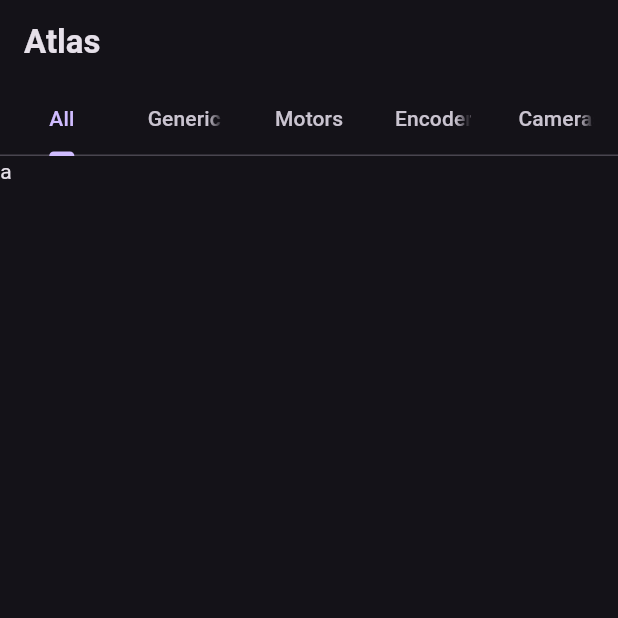
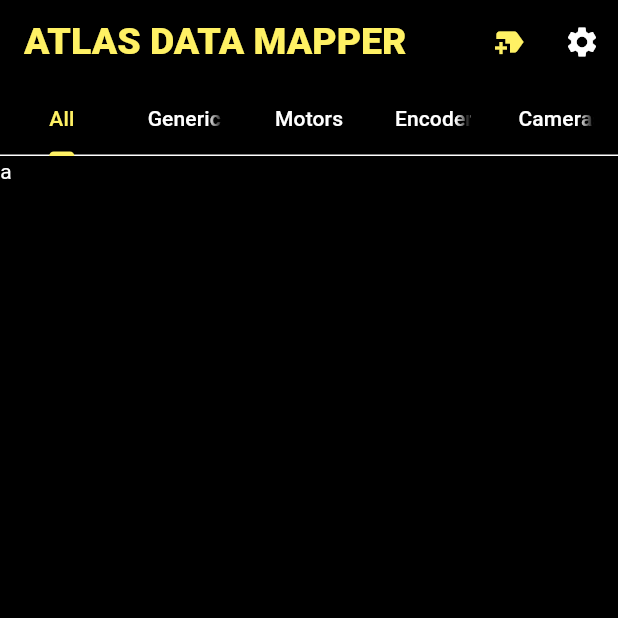
Before and after one commit to frc-wolverines/Atlas, a Flutter app: the screen it shows after launch, on a phone screen of 412 x 824 dp, the top half of it. Run offline on Flutter 3.47's test engine with Material 3 defaults, Android fonts, the light colour scheme and no system bars; our stand-ins replace google_fonts; Roboto replaces fonts that are missing (Archivo).

Commit message:
added theme data and IconButtons

```diff
--- a/lib/main.dart
+++ b/lib/main.dart
@@ -1,6 +1,27 @@
 import 'package:flutter/material.dart';
+import 'package:google_fonts/google_fonts.dart';
 
 import 'widgets/tabbar.dart';
+
+const Color maize = Color.fromARGB(255, 255, 241, 100);
+const Color blue = Color.fromARGB(255, 15, 112, 176);
+const Color navy = Color.fromARGB(255, 0, 0, 75);
+
+const ColorScheme scheme =
+  ColorScheme(
+    brightness:
+    Brightness.dark,
+    background: Colors.black,
+    primary: Color.fromARGB(255, 255, 241, 100),
+    onPrimary: navy,
+    secondary: blue,
+    onSecondary: Colors.white,
+    error: Colors.red,
+    onError: Colors.white,
+    onBackground: Colors.white,
+    surface: Colors.black,
+    onSurface: Colors.white
+  );
 
 void main() {
   runApp(const Atlas());
@@ -12,7 +33,7 @@ class Atlas extends StatelessWidget {
   @override
   Widget build(BuildContext context) {
     return MaterialApp(
-      theme: ThemeData.dark(),
+      theme: ThemeData(fontFamily: 'Archivo', colorScheme: scheme),
       home: const HomeTabBar()
     );
   }
--- a/lib/widgets/tabbar.dart
+++ b/lib/widgets/tabbar.dart
@@ -1,3 +1,4 @@
+import 'package:Atlas/main.dart';
 import 'package:flutter/material.dart';
 
 class HomeTabBar extends StatefulWidget {
@@ -14,7 +15,23 @@ class HomeTabBarState extends State<HomeTabBar> {
       length: 5,
       child: Scaffold(
           appBar: AppBar(
-            title: const Text("Atlas", style: TextStyle(fontWeight: FontWeight.bold),),
+            title: const Text("ATLAS DATA MAPPER", style: TextStyle(fontWeight: FontWeight.w900, fontSize: 25, color: maize)),
+            actions: const <Widget>[
+              IconButton(
+                icon: Icon(
+                  Icons.new_label,
+                  color: maize
+                ),
+                onPressed: null,
+              ),
+              IconButton(
+                icon: Icon(
+                  Icons.settings,
+                  color: Colors.white
+                ),
+                onPressed: null,
+              )
+            ],
             bottom: const TabBar(
                 tabs: [
                   Tab(
--- a/pubspec.yaml
+++ b/pubspec.yaml
@@ -35,6 +35,7 @@ dependencies:
   # The following adds the Cupertino Icons font to your application.
   # Use with the CupertinoIcons class for iOS style icons.
   cupertino_icons: ^1.0.6
+  google_fonts: ^6.2.1
 
 dev_dependencies:
   flutter_test:
```
Also changed, not shown: pubspec.lock, 7 other files.
